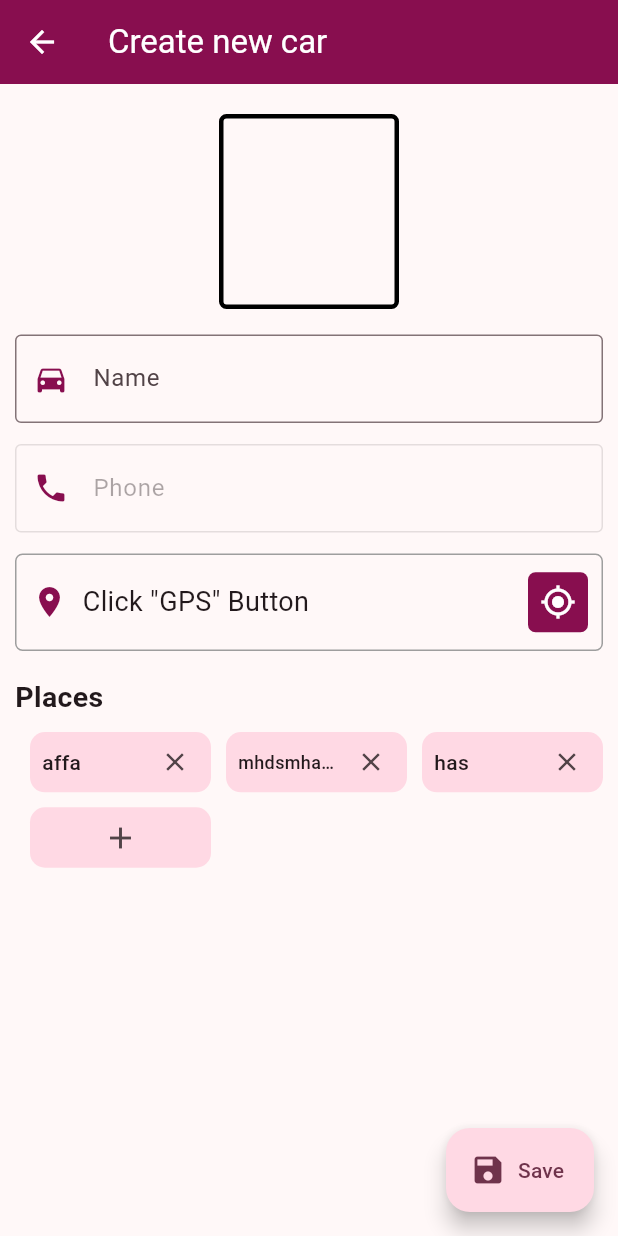
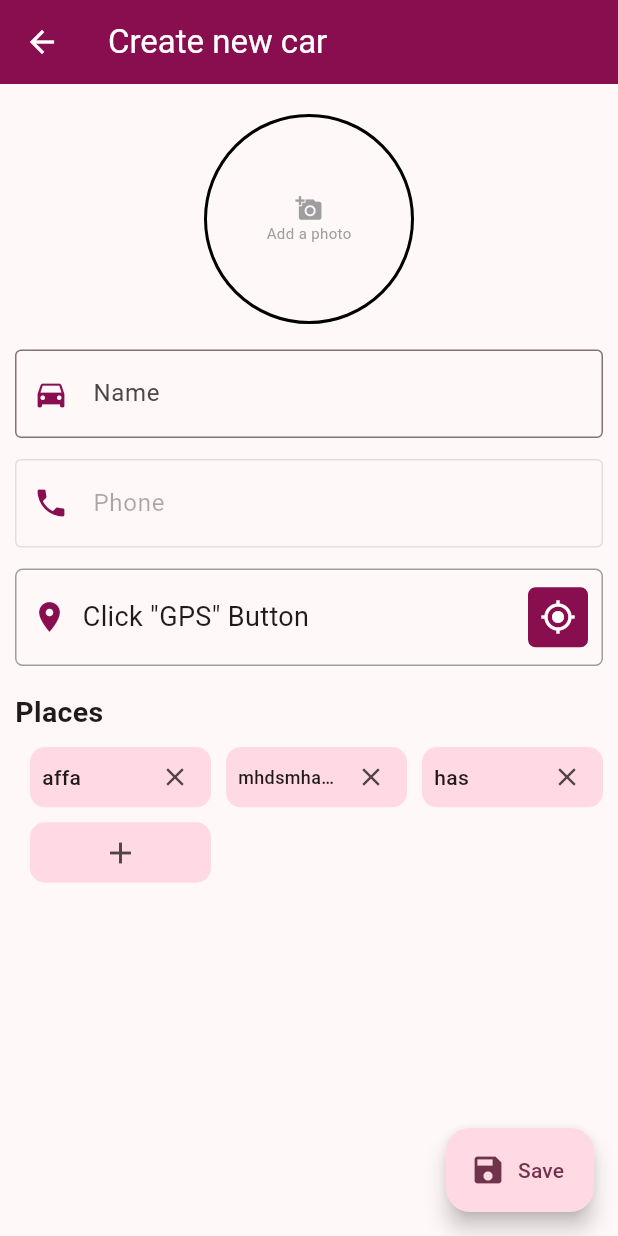
Before and after one commit to ShamilPP/myline_car, a Flutter app: the CarScreen screen opened directly, on a phone screen of 412 x 824 dp. Run offline on Flutter 3.47's test engine with Material 3 defaults, Android fonts, the light colour scheme and no system bars; drawn by our look-alikes of auto_size_text; our stand-ins replace cloud_firestore, firebase_core, firebase_storage, flutter_spinkit, fluttertoast, geocoding and 3 more; accounts and stored records are empty.

Commit message:
car screen car image shape to rounded

```diff
--- a/lib/view/screens/car/car_screen.dart
+++ b/lib/view/screens/car/car_screen.dart
@@ -72,13 +72,14 @@ class _CarScreenState extends State<CarScreen> {
             Center(
               child: Container(
                 margin: const EdgeInsets.only(top: 20, bottom: 10),
-                height: 130,
-                width: 120,
+                height: 140,
+                width: 140,
                 decoration: BoxDecoration(
-                  border: Border.all(color: Colors.black, width: 3),
-                  borderRadius: const BorderRadius.all(Radius.circular(5)),
+                  border: Border.all(color: Colors.black, width: 2),
+                  shape: BoxShape.circle,
                 ),
                 child: InkWell(
+                  borderRadius: BorderRadius.circular(100),
                   onTap: () async {
                     if (image == null) {
                       final ImagePicker picker = ImagePicker();
@@ -92,11 +93,24 @@ class _CarScreenState extends State<CarScreen> {
                       Fluttertoast.showToast(msg: 'Unable to update the image during the updating process.');
                     }
                   },
-                  child: image != null
-                      ? image!.isLink
-                          ? Image.network(image!, loadingBuilder: Helper.imageLoadingBuilder)
-                          : Image.file(File(image!))
-                      : const SizedBox(),
+                  child: ClipRRect(
+                    borderRadius: BorderRadius.circular(100),
+                    child: image != null
+                        ? image!.isLink
+                            ? Image.network(image!, fit: BoxFit.cover, loadingBuilder: Helper.imageLoadingBuilder)
+                            : Image.file(File(image!), fit: BoxFit.fill)
+                        : const Column(
+                            mainAxisAlignment: MainAxisAlignment.center,
+                            children: [
+                              Icon(
+                                Icons.add_a_photo,
+                                color: Colors.grey,
+                                size: 18,
+                              ),
+                              Text('Add a photo', style: TextStyle(color: Colors.grey, fontSize: 10)),
+                            ],
+                          ),
+                  ),
                 ),
               ),
             ),
```
